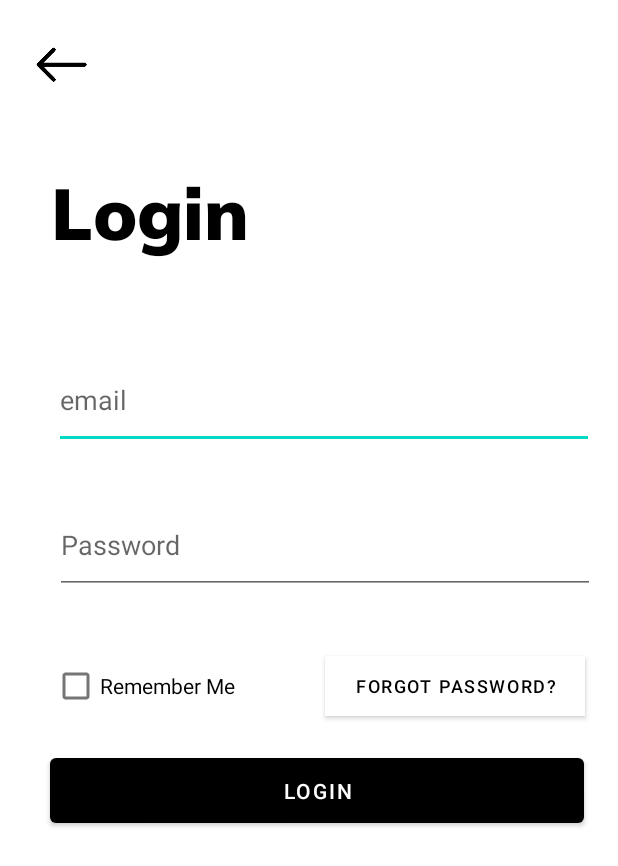
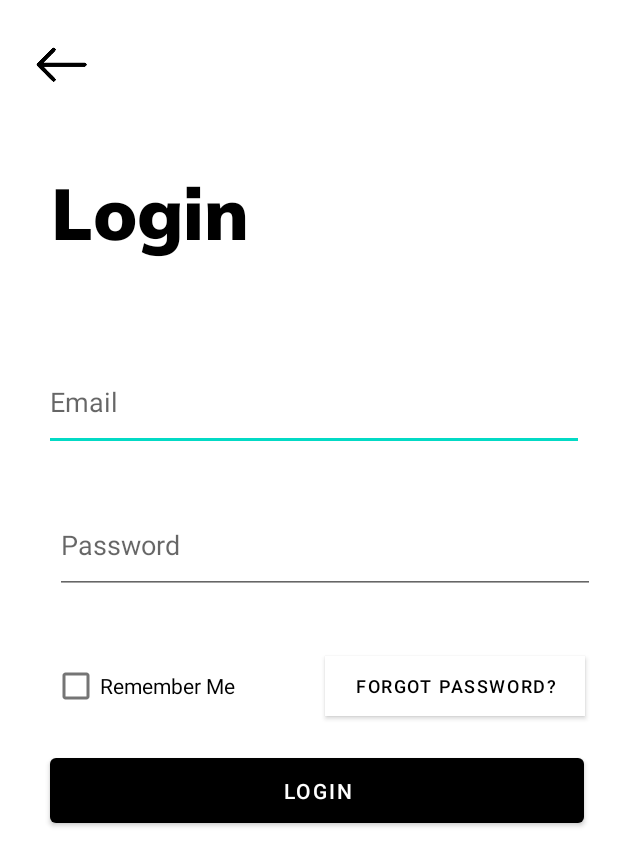
Before and after one commit to Mohamed-Irshad-git/Mr.medic, an Android app: the screen it shows after launch (login), after a tap on "LOGIN", on a phone screen of 412 x 824 dp. Shown: the top 866 px of the screen. Run offline under Robolectric (Android 15) with nearby library versions, the phone set to English and light mode, and no system bars; our stand-ins replace Firebase (no records; nobody signed in at launch, a user with empty details on screens opened directly).

Commit message:
inthaa vechiko

```diff
--- a/app/src/main/res/layout/activity_login.xml
+++ b/app/src/main/res/layout/activity_login.xml
@@ -42,14 +42,14 @@
         android:layout_width="360dp"
         android:layout_height="65dp"
         android:ems="10"
-        android:hint="email"
+        android:hint="Email"
         android:inputType="textEmailAddress"
         app:layout_constraintBottom_toBottomOf="parent"
         app:layout_constraintEnd_toEndOf="parent"
-        app:layout_constraintHorizontal_bias="0.698"
+        app:layout_constraintHorizontal_bias="0.568"
         app:layout_constraintStart_toStartOf="parent"
         app:layout_constraintTop_toTopOf="parent"
-        app:layout_constraintVertical_bias="0.308" />
+        app:layout_constraintVertical_bias="0.31" />
 
     <EditText
         android:id="@+id/passlog"
```
